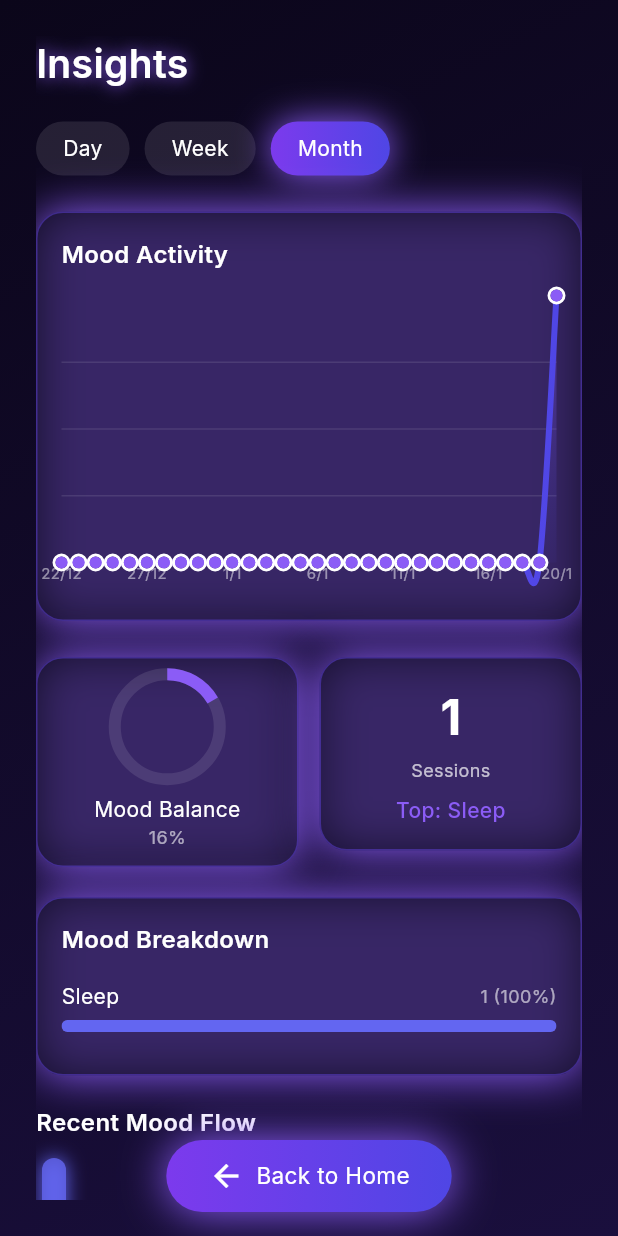
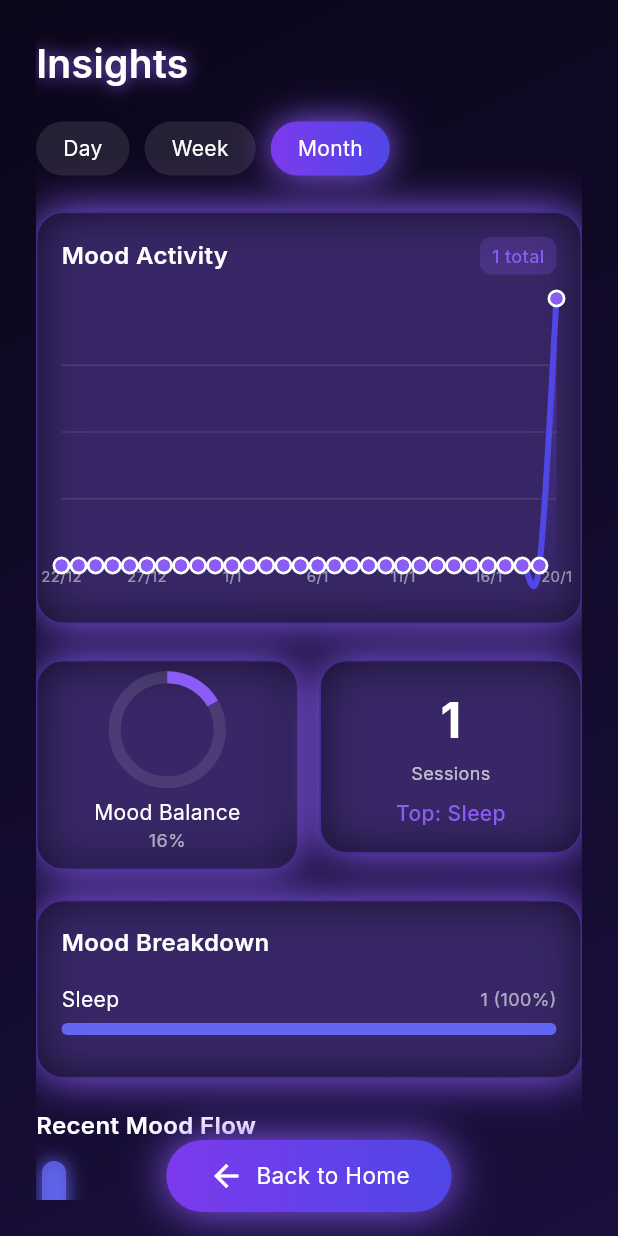
Before and after one commit to princegarg001/GlowMind, a Flutter app: the InsightsPage screen opened by its route, after a tap on "Month", on a phone screen of 412 x 824 dp. Run offline on Flutter 3.47's test engine with Material 3 defaults, Android fonts, the light colour scheme and no system bars; drawn by our look-alikes of fl_chart; our stand-ins replace go_router, google_fonts, just_audio, rxdart, share_plus, shared_preferences and 1 more; missing offline and left inert: audio_session, dart:html, record; accounts and stored records are empty; network calls fail; statements that could not run were skipped.

Commit message:
issue resolved

```diff
--- a/lib/pages/Insights/insightspage.dart
+++ b/lib/pages/Insights/insightspage.dart
@@ -14,6 +14,7 @@ class InsightsPage extends StatefulWidget {
 
 class _InsightsPageState extends State<InsightsPage> {
   int _range = 0; // 0=Day, 1=Week, 2=Month
+  bool _isLoading = true;
 
   int get _daysBack {
     switch (_range) {
@@ -31,30 +32,46 @@ class _InsightsPageState extends State<InsightsPage> {
   @override
   void initState() {
     super.initState();
-    // Load mood history when page opens
-    WidgetsBinding.instance.addPostFrameCallback((_) {
-      context.read<MusicState>().loadMoodHistory();
+    // Load mood history immediately when page opens
+    _loadInsightsData();
+  }
+
+  Future<void> _loadInsightsData() async {
+    setState(() => _isLoading = true);
+
+    try {
+      final musicState = context.read<MusicState>();
+      await musicState.loadMoodHistory();
+    } catch (e) {
+      debugPrint('InsightsPage: Error loading data: $e');
+    } finally {
+      if (mounted) {
+        setState(() => _isLoading = false);
+      }
+    }
+  }
+
+  void _onRangeChanged(int newRange) {
+    if (_range != newRange) {
+      setState(() {
+        _range = newRange;
       });
     }
+  }
 
-  List<FlSpot> _getGlowData(MusicState musicState) {
-    final trend = musicState.getMoodTrend(days: _daysBack == 1 ? 7 : _daysBack);
-    if (trend.isEmpty) {
+  List<FlSpot> _getGlowData(List<Map<String, dynamic>> moodTrend) {
+    if (moodTrend.isEmpty) {
       // Return dummy data if no history
       return List.generate(7, (i) => FlSpot(i.toDouble(), 0));
     }
-    return trend.asMap().entries.map((e) {
+    return moodTrend.asMap().entries.map((e) {
       return FlSpot(e.key.toDouble(), (e.value['count'] as int).toDouble());
     }).toList();
   }
 
-  Map<String, int> _getMoodCounts(MusicState musicState) {
-    return musicState.getMoodCounts(daysBack: _daysBack);
-  }
-
-  String _getMostFrequentMood(Map<String, int> counts) {
-    if (counts.isEmpty) return 'None';
-    final sorted = counts.entries.toList()
+  String _getMostFrequentMood(Map<String, int> moodCounts) {
+    if (moodCounts.isEmpty) return 'None';
+    final sorted = moodCounts.entries.toList()
       ..sort((a, b) => b.value.compareTo(a.value));
     final moodName = sorted.first.key;
     // Convert enum name to display name
@@ -66,13 +83,13 @@ class _InsightsPageState extends State<InsightsPage> {
     }
   }
 
-  double _getMoodBalance(Map<String, int> counts) {
-    if (counts.isEmpty) return 0.5;
-    final total = counts.values.reduce((a, b) => a + b);
+  double _getMoodBalance(Map<String, int> moodCounts) {
+    if (moodCounts.isEmpty) return 0.5;
+    final total = moodCounts.values.reduce((a, b) => a + b);
     if (total == 0) return 0.5;
 
     // Calculate balance based on variety of moods used
-    final uniqueMoods = counts.length;
+    final uniqueMoods = moodCounts.length;
     final maxMoods = MoodType.values.length;
     return uniqueMoods / maxMoods;
   }
@@ -99,10 +116,13 @@ class _InsightsPageState extends State<InsightsPage> {
   @override
   Widget build(BuildContext context) {
     final musicState = context.watch<MusicState>();
-    final moodCounts = _getMoodCounts(musicState);
     final screenHeight = MediaQuery.of(context).size.height;
     final padding =
         MediaQuery.of(context).padding.top + MediaQuery.of(context).padding.bottom;
+
+    // Get data directly from musicState for reactive updates
+    final moodCounts = musicState.getMoodCounts(daysBack: _daysBack);
+    final moodTrend = musicState.getMoodTrend(days: _daysBack == 1 ? 7 : _daysBack);
 
     return Scaffold(
       floatingActionButtonLocation: FloatingActionButtonLocation.centerFloat,
@@ -146,8 +166,29 @@ class _InsightsPageState extends State<InsightsPage> {
         child: SafeArea(
           child: Padding(
             padding: const EdgeInsets.all(AppSpacing.lg),
+            child: _isLoading
+                ? const Center(
+                    child: Column(
+                      mainAxisAlignment: MainAxisAlignment.center,
+                      children: [
+                        CircularProgressIndicator(
+                          valueColor: AlwaysStoppedAnimation(Color(0xFF8B5CF6)),
+                        ),
+                        SizedBox(height: 16),
+                        Text(
+                          'Loading insights...',
+                          style: TextStyle(color: Colors.white60),
+                        ),
+                      ],
+                    ),
+                  )
+                : RefreshIndicator(
+                    onRefresh: _loadInsightsData,
+                    color: const Color(0xFF8B5CF6),
                     child: SingleChildScrollView(
-              physics: const BouncingScrollPhysics(),
+                      physics: const AlwaysScrollableScrollPhysics(
+                        parent: BouncingScrollPhysics(),
+                      ),
                       child: ConstrainedBox(
                         constraints: BoxConstraints(minHeight: screenHeight - padding),
                         child: Column(
@@ -157,7 +198,7 @@ class _InsightsPageState extends State<InsightsPage> {
                             const SizedBox(height: 20),
                             _rangeToggle(),
                             const SizedBox(height: 24),
-                    _glowLineChart(musicState),
+                            _glowLineChart(moodTrend, moodCounts),
                             const SizedBox(height: 24),
                             _statsRow(moodCounts),
                             const SizedBox(height: 20),
@@ -166,6 +207,7 @@ class _InsightsPageState extends State<InsightsPage> {
                             _emotionRhythm(musicState),
                             const SizedBox(height: 80), // space for button
                           ],
+                        ),
                       ),
                     ),
                   ),
@@ -193,7 +235,7 @@ class _InsightsPageState extends State<InsightsPage> {
       children: List.generate(3, (i) {
         final active = _range == i;
         return GestureDetector(
-          onTap: () => setState(() => _range = i),
+          onTap: () => _onRangeChanged(i),
           child: AnimatedContainer(
             duration: const Duration(milliseconds: 300),
             margin: const EdgeInsets.only(right: 10),
@@ -215,15 +257,19 @@ class _InsightsPageState extends State<InsightsPage> {
     );
   }
 
-  Widget _glowLineChart(MusicState musicState) {
-    final data = _getGlowData(musicState);
+  Widget _glowLineChart(List<Map<String, dynamic>> moodTrend, Map<String, int> moodCounts) {
+    final data = _getGlowData(moodTrend);
     final maxY = data.isEmpty ? 10.0 : data.map((s) => s.y).reduce((a, b) => a > b ? a : b);
+    final totalCount = moodCounts.values.fold(0, (a, b) => a + b);
 
     return Container(
       padding: const EdgeInsets.all(16),
       decoration: _cardStyle(),
       child: Column(
         crossAxisAlignment: CrossAxisAlignment.start,
+        children: [
+          Row(
+            mainAxisAlignment: MainAxisAlignment.spaceBetween,
             children: [
               const Text(
                 'Mood Activity',
@@ -232,6 +278,24 @@ class _InsightsPageState extends State<InsightsPage> {
                   fontSize: 16,
                   fontWeight: FontWeight.w600,
                 ),
+              ),
+              // Show total count for quick insight
+              Container(
+                padding: const EdgeInsets.symmetric(horizontal: 8, vertical: 4),
+                decoration: BoxDecoration(
+                  color: const Color(0xFF8B5CF6).withValues(alpha: 0.2),
+                  borderRadius: BorderRadius.circular(8),
+                ),
+                child: Text(
+                  '$totalCount total',
+                  style: const TextStyle(
+                    color: Color(0xFF8B5CF6),
+                    fontSize: 12,
+                    fontWeight: FontWeight.w500,
+                  ),
+                ),
+              ),
+            ],
           ),
           const SizedBox(height: 16),
           SizedBox(
@@ -254,9 +318,8 @@ class _InsightsPageState extends State<InsightsPage> {
                       showTitles: true,
                       reservedSize: 22,
                       getTitlesWidget: (value, meta) {
-                        final trend = musicState.getMoodTrend(days: _daysBack == 1 ? 7 : _daysBack);
-                        if (value.toInt() < trend.length) {
-                          final date = trend[value.toInt()]['date'] as DateTime;
+                        if (value.toInt() < moodTrend.length) {
+                          final date = moodTrend[value.toInt()]['date'] as DateTime;
                           return Text(
                             '${date.day}/${date.month}',
                             style: TextStyle(
--- a/lib/pages/music/vertical_mood_navigator.dart
+++ b/lib/pages/music/vertical_mood_navigator.dart
@@ -24,8 +24,10 @@ class VerticalMoodNavigator extends StatefulWidget {
 
 class _VerticalMoodNavigatorState extends State<VerticalMoodNavigator> {
   late PageController _pageController;
-  // Tracks the current mood index (0.._moods.length-1), independent of page index
-  int _currentMoodIndex = 0;
+  // Tracks the currently displayed mood index for visual updates
+  int _displayMoodIndex = 0;
+  // Tracks the mood index that has been loaded in MusicState
+  int _loadedMoodIndex = 0;
   int _scrollingToMoodIndex = 0; // Next mood during scroll
   double _lastVolume = 0.7;
   bool _showWelcome = true;
@@ -87,13 +89,13 @@ class _VerticalMoodNavigatorState extends State<VerticalMoodNavigator> {
     final displayMoodIndex = roundedPage % _moods.length;
     final nextIndex = (pageFloor + 1) % _moods.length;
 
-    // Update immediately for responsive UI
+    // Update visual state immediately for responsive UI
     if (_scrollProgress != progress ||
-        _currentMoodIndex != displayMoodIndex ||
+        _displayMoodIndex != displayMoodIndex ||
         _scrollingToMoodIndex != nextIndex) {
       setState(() {
         _scrollProgress = progress;
-        _currentMoodIndex = displayMoodIndex;
+        _displayMoodIndex = displayMoodIndex;
         _scrollingToMoodIndex = nextIndex;
       });
     }
@@ -105,9 +107,10 @@ class _VerticalMoodNavigatorState extends State<VerticalMoodNavigator> {
 
     if (lastMood != null) {
       final index = _moods.indexOf(lastMood);
-      if (index >= 0 && index != _currentMoodIndex) {
+      if (index >= 0 && index != _displayMoodIndex) {
         setState(() {
-          _currentMoodIndex = index;
+          _displayMoodIndex = index;
+          _loadedMoodIndex = index;
         });
         // Jump to anchored page that maps to this mood
         _pageController.jumpToPage(_basePage + index);
@@ -131,12 +134,20 @@ class _VerticalMoodNavigatorState extends State<VerticalMoodNavigator> {
   void _onPageChanged(int pageIndex) {
     // Map the large page space back to a mood index
     final nextMoodIndex = pageIndex % _moods.length;
-    if (nextMoodIndex == _currentMoodIndex) return;
 
-    setState(() => _currentMoodIndex = nextMoodIndex);
+    // Compare against the LOADED mood, not the display mood
+    if (nextMoodIndex == _loadedMoodIndex) return;
 
+    // Update both display and loaded indices
+    setState(() {
+      _displayMoodIndex = nextMoodIndex;
+      _loadedMoodIndex = nextMoodIndex;
+    });
+
+    // Trigger the actual playlist change
     final musicState = context.read<MusicState>();
     final newMood = _moods[nextMoodIndex];
+    debugPrint('VerticalMoodNavigator: Changing to mood ${newMood.name}');
     musicState.changeMood(newMood);
   }
 
@@ -166,7 +177,7 @@ class _VerticalMoodNavigatorState extends State<VerticalMoodNavigator> {
   Widget build(BuildContext context) {
     final musicState = context.watch<MusicState>();
     final track = musicState.currentTrack;
-    final currentMood = _moods[_currentMoodIndex];
+    final currentMood = _moods[_displayMoodIndex];
     final nextMood = _moods[_scrollingToMoodIndex];
 
     return Scaffold(
```
Lines whose indentation alone changed are shown as unchanged.
